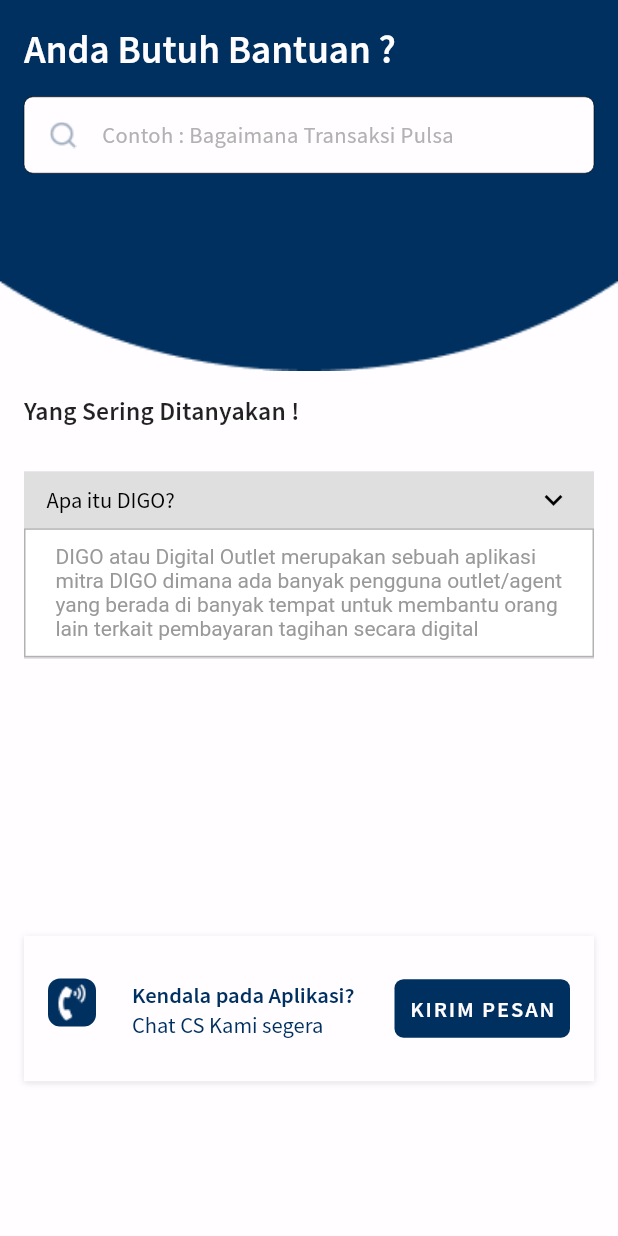
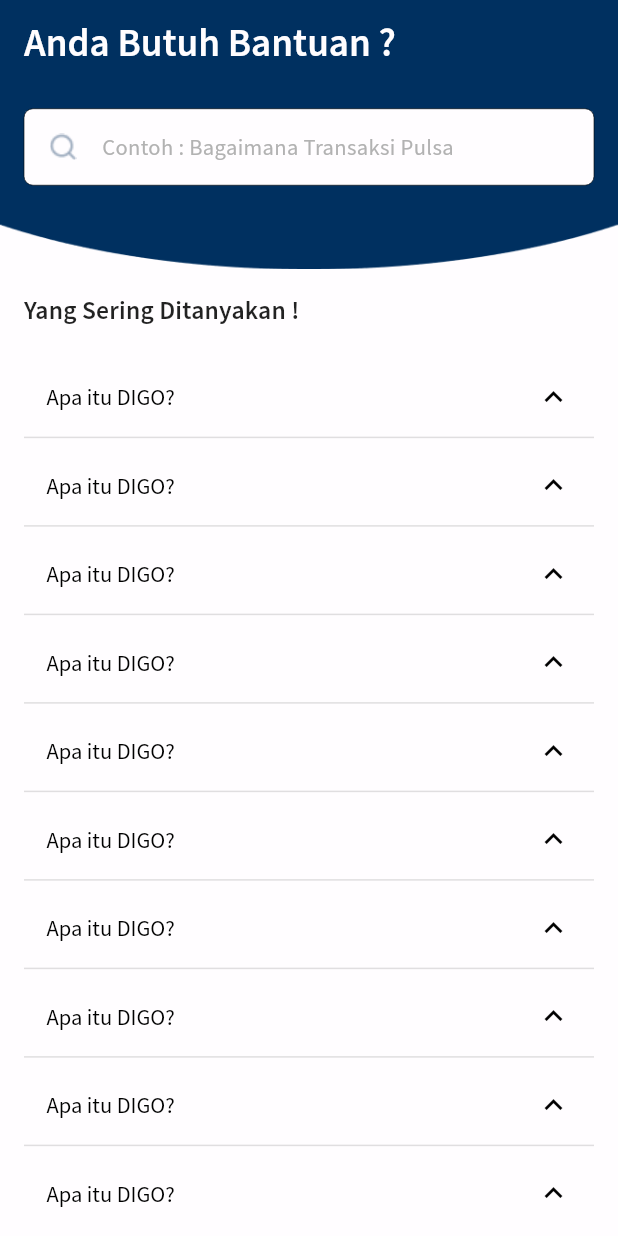
Before and after one commit to erlandmotor/Agent_Mobile_App, a Flutter app: the screen it shows after launch, on a phone screen of 412 x 824 dp. Run offline on Flutter 3.47's test engine with Material 2 defaults, Android fonts, the phone set to English and light mode, and no system bars; drawn by our look-alikes of accordion; missing offline and left inert: dropdown_below.

Commit message:
fixing faq page v.1

```diff
--- a/lib/pages/faq/accordion_page.dart
+++ b/lib/pages/faq/accordion_page.dart
@@ -19,7 +19,11 @@
 
   @override
   Widget build(BuildContext context) {
-    return Accordion(
+    return Column(
+      children: [
+        Accordion(
+            disableScrolling: true,
+            paddingListTop: 5,
             paddingListHorizontal: 0,
             paddingListBottom: 0,
             headerBorderRadius: 0,
@@ -31,75 +35,28 @@
             ),
             scaleWhenAnimating: true,
             openAndCloseAnimation: true,
-        headerPadding: const EdgeInsets.symmetric(vertical: 7, horizontal: 15),
+            headerPadding:
+                const EdgeInsets.symmetric(vertical: 7, horizontal: 15),
             sectionOpeningHapticFeedback: SectionHapticFeedback.heavy,
             sectionClosingHapticFeedback: SectionHapticFeedback.light,
             children: [
               AccordionSection(
                 paddingBetweenClosedSections: 0,
                 paddingBetweenOpenSections: 0,
-            isOpen: true,
                 headerBackgroundColor: ColorApp.secondaryFF,
-            headerBackgroundColorOpened: ColorApp.secondaryB2.withOpacity(0.4),
+                headerBackgroundColorOpened:
+                    ColorApp.secondaryB2.withOpacity(0.4),
                 header: Text('Apa itu DIGO?', style: FontStyle.subtitle2),
                 content: Text(_loremIpsum, style: _contentStyle),
                 contentHorizontalPadding: 20,
                 contentBorderWidth: 1,
                 contentBorderColor: ColorApp.secondaryB2,
               ),
-          // AccordionSection(
-          //   paddingBetweenClosedSections: 20,
-          //   paddingBetweenOpenSections: 1,
-          //   isOpen: true,
-          //   headerBackgroundColor: ColorApp.secondaryFF,
-          //   headerBackgroundColorOpened: ColorApp.secondaryB2.withOpacity(0.4),
-          //   header:
-          //       Text('Keuntungan Customer DIGO?', style: FontStyle.subtitle2),
-          //   content: Text(_loremIpsum, style: _contentStyle),
-          //   contentHorizontalPadding: 20,
-          //   contentBorderWidth: 1,
-          //   contentBorderColor: ColorApp.secondaryB2,
-          // ),
-          // AccordionSection(
-          //   paddingBetweenClosedSections: 20,
-          //   paddingBetweenOpenSections: 1,
-          //   isOpen: true,
-          //   headerBackgroundColor: ColorApp.secondaryFF,
-          //   headerBackgroundColorOpened: ColorApp.secondaryB2.withOpacity(0.4),
-          //   header: Text('Bagaimana Cara Menukarkan Point DIGO Menjadi Hadiah?',
-          //       style: FontStyle.subtitle2),
-          //   content: Text(_loremIpsum, style: _contentStyle),
-          //   contentHorizontalPadding: 20,
-          //   contentBorderWidth: 1,
-          //   contentBorderColor: ColorApp.secondaryB2,
-          // ),
-          // AccordionSection(
-          //   paddingBetweenClosedSections: 20,
-          //   paddingBetweenOpenSections: 1,
-          //   isOpen: true,
-          //   headerBackgroundColor: ColorApp.secondaryFF,
-          //   headerBackgroundColorOpened: ColorApp.secondaryB2.withOpacity(0.4),
-          //   header: Text('Apakah Ada User Premium Untuk Aplikasi DIGO?',
-          //       style: FontStyle.subtitle2),
-          //   content: Text(_loremIpsum, style: _contentStyle),
-          //   contentHorizontalPadding: 20,
-          //   contentBorderWidth: 1,
-          //   contentBorderColor: ColorApp.secondaryB2,
-          // ),
-          // AccordionSection(
-          //   paddingBetweenClosedSections: 20,
-          //   paddingBetweenOpenSections: 1,
-          //   isOpen: true,
-          //   headerBackgroundColor: ColorApp.secondaryFF,
-          //   headerBackgroundColorOpened: ColorApp.secondaryB2.withOpacity(0.4),
-          //   header: Text(
-          //       'Bagaimana Cara Mendapatkan Point untuk Reedem Pada Aplikasi DIGO?',
-          //       style: FontStyle.subtitle2),
-          //   content: Text(_loremIpsum, style: _contentStyle),
-          //   contentHorizontalPadding: 20,
-          //   contentBorderWidth: 1,
-          //   contentBorderColor: ColorApp.secondaryB2,
-          // ),
-        ]);
+            ]),
+        Divider(
+          thickness: 1,
+        )
+      ],
+    );
   }
 }
--- a/lib/pages/faq/faq_page.dart
+++ b/lib/pages/faq/faq_page.dart
@@ -1,3 +1,4 @@
+import 'package:agent_mobile_app/helper/margin_layout.dart';
 import 'package:agent_mobile_app/helper/themes_colors.dart';
 import 'package:agent_mobile_app/helper/themse_fonts.dart';
 import 'package:agent_mobile_app/pages/auth_page/widgets/widget_form_input.dart';
@@ -14,9 +15,16 @@
   @override
   Widget build(BuildContext context) {
     return Scaffold(
+      appBar: AppBar(
+        backgroundColor: ColorApp.primaryA3,
+        title: Text(
+          'Anda Butuh Bantuan ?',
+          style: FontStyle.headline5SemiBold,
+        ),
+        elevation: 0,
+      ),
       backgroundColor: ColorApp.secondaryFF,
-      body: SingleChildScrollView(
-        child: Column(
+      body: Column(
         crossAxisAlignment: CrossAxisAlignment.start,
         children: [
           Stack(
@@ -25,74 +33,47 @@
                 'assets/backround/bg_faq.png',
                 fit: BoxFit.fill,
                 width: double.infinity,
-                  height: MediaQuery.of(context).size.height * 0.30,
+                height: MediaQuery.of(context).size.height * 0.15,
               ),
               Padding(
-                  padding: const EdgeInsets.all(16.0),
-                  child: SafeArea(
-                    child: Column(
-                      // mainAxisAlignment: MainAxisAlignment.start,
-                      crossAxisAlignment: CrossAxisAlignment.start,
-                      children: [
-                        Text(
-                          'Anda Butuh Bantuan ?',
-                          style: FontStyle.headline5SemiBold,
+                padding: Marginlayout.marginhorizontal.copyWith(
+                  top: MediaQuery.of(context).size.height * 0.02,
                 ),
-                        const SizedBox(
-                          height: 15.5,
-                        ),
-                        WidgetFormInputFaq(
+                child: WidgetFormInputFaq(
                   obscureText: false,
                   hintText: 'Contoh : Bagaimana Transaksi Pulsa',
                   controller: _faqInput,
                   iconPrefix: 'assets/icons/search.png',
-                        )
-                      ],
-                    ),
                 ),
               )
             ],
           ),
-            const SizedBox(
-              height: 16,
-            ),
-            Padding(
-              padding: const EdgeInsets.symmetric(horizontal: 16.0),
-              child: Text(
+          Expanded(
+            child: ListView(
+              padding: Marginlayout.marginhorizontal.copyWith(top: 16),
+              children: [
+                Text(
                   'Yang Sering Ditanyakan !',
                   style: FontStyle.subtitle1SemiBold,
                 ),
+                SizedBox(
+                  height: 24,
                 ),
-            const SizedBox(
-              height: 10,
+                ListView.builder(
+                  shrinkWrap: true,
+                  physics: NeverScrollableScrollPhysics(),
+                  itemCount: 10,
+                  itemBuilder: (context, index) {
+                    return AccordionPage();
+                  },
                 ),
                 Padding(
-              padding: const EdgeInsets.symmetric(horizontal: 16.0),
-              child: Container(
-                height: MediaQuery.of(context).size.height * 0.40,
-                child: ListView.builder(
-                  padding: const EdgeInsets.symmetric(vertical: 0),
-                  itemCount: 1,
-                  itemBuilder: (context, index) {
-                    return Column(
-                      children: const [
-                        AccordionPage(),
-                        Divider(
-                          thickness: 1,
-                          height: 1,
-                        )
-                      ],
-                    );
-                  },
-                ),
-              ),
-            ),
-            Padding(
-              padding: const EdgeInsets.symmetric(horizontal: 16.0),
+                  padding: Marginlayout.marginVertical,
                   child: Container(
                     // padding: EdgeInsets.symmetric(horizontal: 16.0),
                     decoration: BoxDecoration(
-                    boxShadow: CustomShadow.base, color: ColorApp.secondaryFF),
+                        boxShadow: CustomShadow.base,
+                        color: ColorApp.secondaryFF),
                     height: 97,
                     width: double.infinity,
                     child: Center(
@@ -135,6 +116,11 @@
               ],
             ),
           ),
+          const SizedBox(
+            height: 10,
+          ),
+        ],
+      ),
     );
   }
 }
```
Lines whose indentation alone changed are shown as unchanged.
